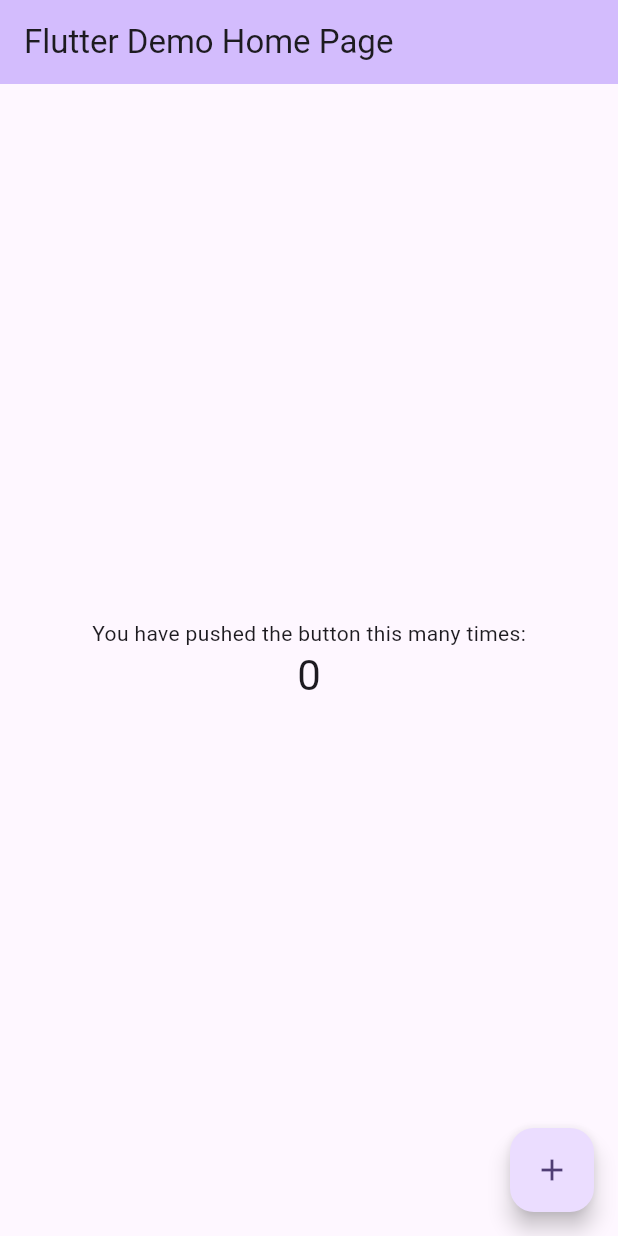
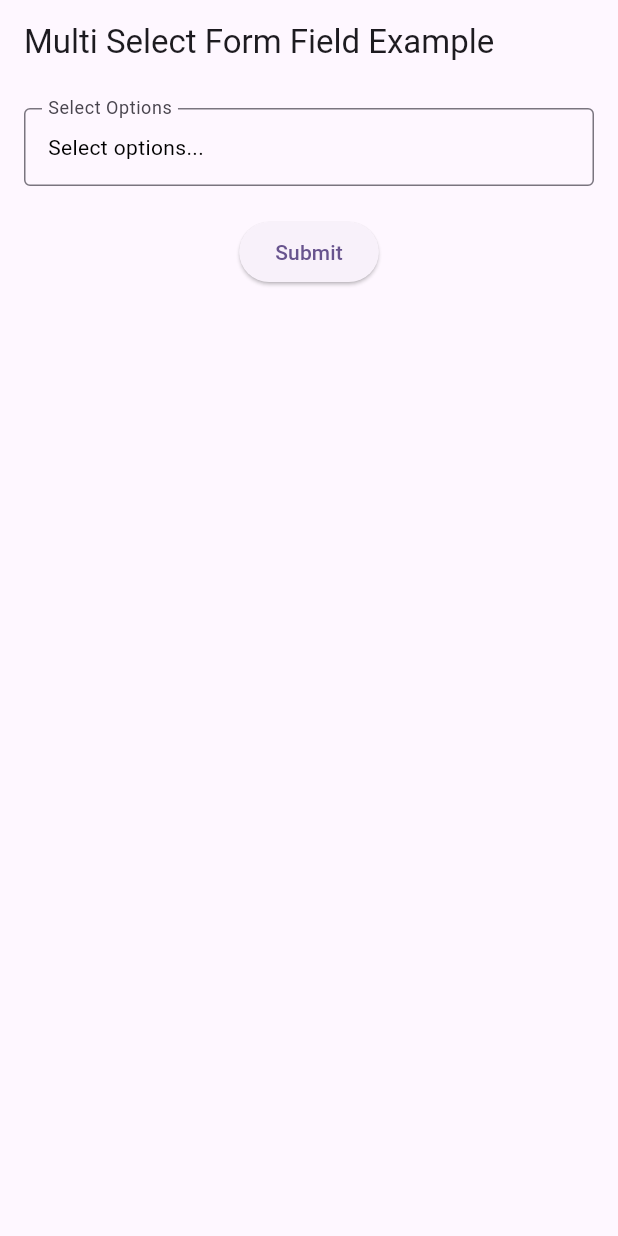
Before and after one commit to soufianebenyaala/MultiSelectFormField, a Flutter app: the screen it shows after launch, on a phone screen of 412 x 824 dp. Run offline on Flutter 3.47's test engine with Material 3 defaults, Android fonts, the phone set to English and light mode, and no system bars.

Commit message:
add MultiSelectFormField with example

```diff
--- a/lib/main.dart
+++ b/lib/main.dart
@@ -1,4 +1,5 @@
 import 'package:flutter/material.dart';
+import 'package:multi_select_form_field/multi_select_form_field_example.dart';
 
 void main() {
   runApp(const MyApp());
@@ -31,95 +32,7 @@
         colorScheme: ColorScheme.fromSeed(seedColor: Colors.deepPurple),
         useMaterial3: true,
       ),
-      home: const MyHomePage(title: 'Flutter Demo Home Page'),
+      home: const MultiSelectFormFieldExample(),
     );
   }
 }
-
-class MyHomePage extends StatefulWidget {
-  const MyHomePage({super.key, required this.title});
-
-  // This widget is the home page of your application. It is stateful, meaning
-  // that it has a State object (defined below) that contains fields that affect
-  // how it looks.
-
-  // This class is the configuration for the state. It holds the values (in this
-  // case the title) provided by the parent (in this case the App widget) and
-  // used by the build method of the State. Fields in a Widget subclass are
-  // always marked "final".
-
-  final String title;
-
-  @override
-  State<MyHomePage> createState() => _MyHomePageState();
-}
-
-class _MyHomePageState extends State<MyHomePage> {
-  int _counter = 0;
-
-  void _incrementCounter() {
-    setState(() {
-      // This call to setState tells the Flutter framework that something has
-      // changed in this State, which causes it to rerun the build method below
-      // so that the display can reflect the updated values. If we changed
-      // _counter without calling setState(), then the build method would not be
-      // called again, and so nothing would appear to happen.
-      _counter++;
-    });
-  }
-
-  @override
-  Widget build(BuildContext context) {
-    // This method is rerun every time setState is called, for instance as done
-    // by the _incrementCounter method above.
-    //
-    // The Flutter framework has been optimized to make rerunning build methods
-    // fast, so that you can just rebuild anything that needs updating rather
-    // than having to individually change instances of widgets.
-    return Scaffold(
-      appBar: AppBar(
-        // TRY THIS: Try changing the color here to a specific color (to
-        // Colors.amber, perhaps?) and trigger a hot reload to see the AppBar
-        // change color while the other colors stay the same.
-        backgroundColor: Theme.of(context).colorScheme.inversePrimary,
-        // Here we take the value from the MyHomePage object that was created by
-        // the App.build method, and use it to set our appbar title.
-        title: Text(widget.title),
-      ),
-      body: Center(
-        // Center is a layout widget. It takes a single child and positions it
-        // in the middle of the parent.
-        child: Column(
-          // Column is also a layout widget. It takes a list of children and
-          // arranges them vertically. By default, it sizes itself to fit its
-          // children horizontally, and tries to be as tall as its parent.
-          //
-          // Column has various properties to control how it sizes itself and
-          // how it positions its children. Here we use mainAxisAlignment to
-          // center the children vertically; the main axis here is the vertical
-          // axis because Columns are vertical (the cross axis would be
-          // horizontal).
-          //
-          // TRY THIS: Invoke "debug painting" (choose the "Toggle Debug Paint"
-          // action in the IDE, or press "p" in the console), to see the
-          // wireframe for each widget.
-          mainAxisAlignment: MainAxisAlignment.center,
-          children: <Widget>[
-            const Text(
-              'You have pushed the button this many times:',
-            ),
-            Text(
-              '$_counter',
-              style: Theme.of(context).textTheme.headlineMedium,
-            ),
-          ],
-        ),
-      ),
-      floatingActionButton: FloatingActionButton(
-        onPressed: _incrementCounter,
-        tooltip: 'Increment',
-        child: const Icon(Icons.add),
-      ), // This trailing comma makes auto-formatting nicer for build methods.
-    );
-  }
-}
--- /dev/null
+++ b/lib/multi_select_dialog.dart
@@ -0,0 +1,42 @@
+import 'package:flutter/material.dart';
+import 'package:multi_select_form_field/multi_select_dialog_content.dart';
+
+class MultiSelectDialog extends StatelessWidget {
+  final List<String> items;
+  final List<String> selectedItems;
+  final ValueChanged<List<String>> onChanged;
+
+  const MultiSelectDialog({
+    super.key,
+    required this.items,
+    required this.selectedItems,
+    required this.onChanged,
+  });
+
+  @override
+  Widget build(BuildContext context) {
+    return GestureDetector(
+      onTap: () async {
+        final selectedValues = await showDialog<List<String>>(
+          context: context,
+          builder: (BuildContext context) {
+            return MultiSelectDialogContent(
+              items: items,
+              selectedItems: selectedItems,
+            );
+          },
+        );
+
+        if (selectedValues != null) {
+          onChanged(selectedValues);
+        }
+      },
+      child: Text(
+        selectedItems.isNotEmpty
+            ? selectedItems.join(', ')
+            : 'Select options...',
+        style: const TextStyle(color: Colors.black),
+      ),
+    );
+  }
+}
--- /dev/null
+++ b/lib/multi_select_form_field.dart
@@ -0,0 +1,31 @@
+import 'package:flutter/material.dart';
+import 'package:multi_select_form_field/multi_select_dialog.dart';
+
+class MultiSelectFormField extends FormField<List<String>> {
+  MultiSelectFormField({
+    super.key,
+    required List<String> items,
+    List<String>? initialValue,
+    super.onSaved,
+    super.validator,
+    required String labelText,
+  }) : super(
+          initialValue: initialValue ?? [],
+          builder: (FormFieldState<List<String>> state) {
+            return InputDecorator(
+              decoration: InputDecoration(
+                labelText: labelText,
+                errorText: state.errorText,
+                border: const OutlineInputBorder(),
+              ),
+              child: MultiSelectDialog(
+                items: items,
+                selectedItems: state.value ?? [],
+                onChanged: (selected) {
+                  state.didChange(selected);
+                },
+              ),
+            );
+          },
+        );
+}
--- /dev/null
+++ b/lib/multi_select_form_field_example.dart
@@ -0,0 +1,59 @@
+import 'package:flutter/material.dart';
+import 'package:multi_select_form_field/multi_select_form_field.dart';
+
+class MultiSelectFormFieldExample extends StatefulWidget {
+  const MultiSelectFormFieldExample({super.key});
+
+  @override
+  State<MultiSelectFormFieldExample> createState() =>
+      _MultiSelectFormFieldExampleState();
+}
+
+class _MultiSelectFormFieldExampleState
+    extends State<MultiSelectFormFieldExample> {
+  final _formKey = GlobalKey<FormState>();
+  List<String> _selectedOptions = [];
+
+  @override
+  Widget build(BuildContext context) {
+    return Scaffold(
+      appBar: AppBar(title: const Text("Multi Select Form Field Example")),
+      body: Padding(
+        padding: const EdgeInsets.all(16.0),
+        child: Form(
+          key: _formKey,
+          child: Column(
+            children: [
+              MultiSelectFormField(
+                items: const ['Option 1', 'Option 2', 'Option 3', 'Option 4'],
+                labelText: 'Select Options',
+                initialValue: _selectedOptions,
+                onSaved: (selected) {
+                  _selectedOptions = selected ?? [];
+                },
+                validator: (selected) {
+                  if (selected == null || selected.isEmpty) {
+                    return 'Please select at least one option';
+                  }
+                  return null;
+                },
+              ),
+              const SizedBox(height: 20),
+              ElevatedButton(
+                onPressed: () {
+                  if (_formKey.currentState!.validate()) {
+                    _formKey.currentState!.save();
+                    ScaffoldMessenger.of(context).showSnackBar(SnackBar(
+                      content: Text('Selected options: $_selectedOptions'),
+                    ));
+                  }
+                },
+                child: const Text('Submit'),
+              ),
+            ],
+          ),
+        ),
+      ),
+    );
+  }
+}
```
Also changed, not shown: lib/multi_select_dialog_content.dart (added, +64 -0 lines).
